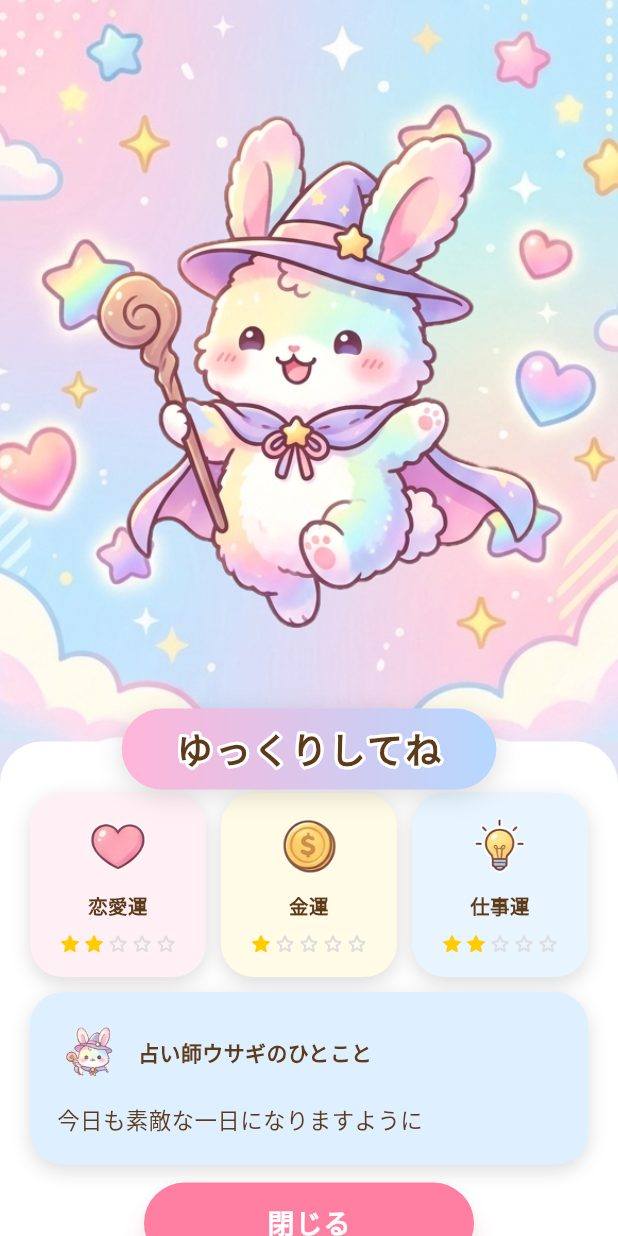
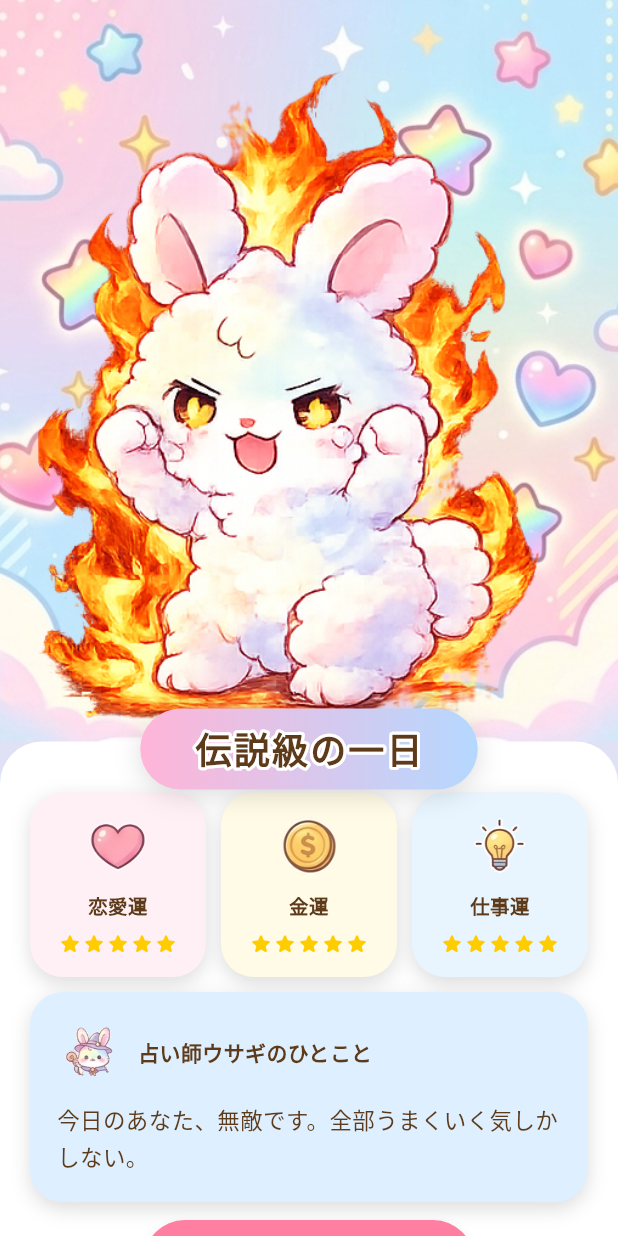
Before and after one commit to mino-works/simple-mirror, a Flutter app: the screen it shows after launch, after a tap on "占い完了！", on a phone screen of 412 x 824 dp. Run offline on Flutter 3.47's test engine with Material 3 defaults, Android fonts, the phone set to English and light mode, and no system bars; our stand-ins replace camera, flutter_riverpod, shared_preferences; Roboto replaces fonts that are missing (Hiragino Sans).

Commit message:
Reorganize assets and update fortune patterns
- Reorganize assets: icons/ and rabbits/default/ subdirectories
- Add 10 rabbit pose images with descriptive filenames
- Add Fortune.imagePath field for per-pattern rabbit image
- Update fortune_generator with 10 new patterns and image paths
- Fix icon paths after moving to icons/ subfolder
- Rename rabbit_charging.png to rabbit_sad.png

Co-Authored-By: Claude Sonnet 4.6 <noreply@anthropic.com>

```diff
--- a/lib/models/fortune.dart
+++ b/lib/models/fortune.dart
@@ -10,6 +10,7 @@ class Fortune {
   final String moneyComment;
   final String dailyMessage;
   final HamsterExpression expression;
+  final String imagePath;
 
   Fortune({
     required this.overallLuck,
@@ -23,6 +24,7 @@ class Fortune {
     required this.moneyComment,
     required this.dailyMessage,
     required this.expression,
+    required this.imagePath,
   });
 
   Map<String, dynamic> toJson() => {
@@ -54,6 +56,7 @@ class Fortune {
           (e) => e.name == json['expression'],
           orElse: () => HamsterExpression.normal,
         ),
+        imagePath: (json['imagePath'] as String?) ?? 'assets/images/rabbits/default/rabbit_01.png',
       );
 }
 
--- a/lib/screens/fortune_result_screen.dart
+++ b/lib/screens/fortune_result_screen.dart
@@ -26,12 +26,11 @@ abstract class _C {
   static const Color closeShadow = Color(0x66FF6E99);
 
   // Asset paths
-  static const String rabbitFun = 'assets/images/rabbit_fun.png';
   static const String rabbitBackground = 'assets/images/background.png';
   static const String rabbitSmall = 'assets/images/rabbit_small.png';
-  static const String iconLove = 'assets/images/icon_love.png';
-  static const String iconMoney = 'assets/images/icon_money.png';
-  static const String iconWork = 'assets/images/icon_work.png';
+  static const String iconLove = 'assets/images/icons/icon_love.png';
+  static const String iconMoney = 'assets/images/icons/icon_money.png';
+  static const String iconWork = 'assets/images/icons/icon_work.png';
 
   // Layout
   static const double heroRatio = 0.60;
@@ -74,7 +73,10 @@ class FortuneResultScreen extends ConsumerWidget {
                       crossAxisAlignment: CrossAxisAlignment.stretch,
                       children: [
                         // 上部 60%: 背景＋ウサギ
-                        SizedBox(height: heroH, child: const _RabbitHero()),
+                        SizedBox(
+                          height: heroH,
+                          child: _RabbitHero(imagePath: fortune.imagePath),
+                        ),
                         // 下部: 白背景・上角丸（高さ固定なし・コンテンツに合わせる）
                         Container(
                           decoration: const BoxDecoration(
@@ -125,7 +127,8 @@ class FortuneResultScreen extends ConsumerWidget {
 
 // ─── Rabbit hero image ────────────────────────────────────────────────────────
 class _RabbitHero extends StatelessWidget {
-  const _RabbitHero();
+  const _RabbitHero({required this.imagePath});
+  final String imagePath;
 
   @override
   Widget build(BuildContext context) {
@@ -138,10 +141,10 @@ class _RabbitHero extends StatelessWidget {
           fit: BoxFit.cover,
           errorBuilder: (_, _, _) => const SizedBox(),
         ),
-        // ウサギ画像（中央に配置）
+        // 占い結果に応じたウサギ画像
         Center(
           child: Image.asset(
-            _C.rabbitFun,
+            imagePath,
             fit: BoxFit.contain,
             errorBuilder: (_, _, _) => const Icon(
               Icons.pets,
--- a/lib/utils/fortune_generator.dart
+++ b/lib/utils/fortune_generator.dart
@@ -4,111 +4,159 @@ import '../models/fortune.dart';
 class FortuneGenerator {
   static final Random _random = Random();
 
+  static const String _defaultDir = 'assets/images/rabbits/default';
+
   static List<Fortune> getAllFortunes() {
     return [
+      // 1. 全項目★5
       Fortune(
-        overallLuck: 95,
-        workLuck: 90,
-        loveLuck: 95,
-        moneyLuck: 85,
-        overallTitle: '今日は最高！',
-        overallComment: '今日は少し慎重なくらいがちょうどよさそう',
-        workComment: '無理に頑張りすぎなくても大丈夫',
-        loveComment: '心の声に耳を傾けると良い出会いがありそう',
-        moneyComment: '衝動買いは少し待ってから考えてみて',
-        dailyMessage: '今日も素敵な一日になりますように',
+        overallLuck: 100,
+        loveLuck: 100,
+        moneyLuck: 100,
+        workLuck: 100,
+        overallTitle: '伝説級の一日',
+        overallComment: '何をやってもうまくいく、そんな日。',
+        loveComment: '運命の出会いがあるかもしれない。',
+        moneyComment: 'お金の流れが最高潮。',
+        workComment: '仕事もすべて追い風。',
+        dailyMessage: '今日のあなた、無敵です。全部うまくいく気しかしない。',
         expression: HamsterExpression.sparkle,
+        imagePath: '$_defaultDir/rabbit_guts_pose.png',
       ),
+      // 2. 恋愛★4 / 金★4 / 仕事★5
+      Fortune(
+        overallLuck: 85,
+        loveLuck: 80,
+        moneyLuck: 80,
+        workLuck: 100,
+        overallTitle: '今日の主人公はあなた',
+        overallComment: '物語が動き出す、そんな予感のある一日。',
+        loveComment: '気になる人への一歩が吉。',
+        moneyComment: 'コツコツが実を結ぶ日。',
+        workComment: '実力を発揮するチャンスが来る。',
+        dailyMessage: '物語が動き出す予感。チャンスは逃さないで！',
+        expression: HamsterExpression.proud,
+        imagePath: '$_defaultDir/rabbit_hero_run.png',
+      ),
+      // 3. 恋愛★5 / 金★3 / 仕事★4
       Fortune(
         overallLuck: 80,
-        workLuck: 75,
-        loveLuck: 85,
-        moneyLuck: 70,
-        overallTitle: 'スゴそう',
-        overallComment: '自然体でいると良い流れが来そう',
-        workComment: 'アイデアが浮かびやすい一日になりそう',
-        loveComment: '優しい言葉が大切な人との絆を深めそう',
-        moneyComment: '節約より使い方の工夫が吉',
-        dailyMessage: '小さな幸せを感じながら過ごせますように',
+        loveLuck: 100,
+        moneyLuck: 60,
+        workLuck: 80,
+        overallTitle: '恋愛偏差値爆上がり中',
+        overallComment: '人に好かれやすいオーラが出ている日。',
+        loveComment: '気づいたら囲まれてるかも。',
+        moneyComment: '財布のひもは少し締めておいて。',
+        workComment: '人間関係がうまく回る。',
+        dailyMessage: '今日のあなた、なぜかモテオーラ出てます。自覚して。',
+        expression: HamsterExpression.sparkle,
+        imagePath: '$_defaultDir/rabbit_wink_heart.png',
+      ),
+      // 4. 恋愛★3 / 金★4 / 仕事★4
+      Fortune(
+        overallLuck: 70,
+        loveLuck: 60,
+        moneyLuck: 80,
+        workLuck: 80,
+        overallTitle: '着実に上昇中',
+        overallComment: '地道な努力が形になってくる日。',
+        loveComment: '焦らず自然体でいると吉。',
+        moneyComment: '堅実な判断が○。',
+        workComment: '積み重ねがじわじわ効いてくる。',
+        dailyMessage: '地味にすごい一日になりそう。後から「あの日か」って思うやつ。',
         expression: HamsterExpression.smile,
+        imagePath: '$_defaultDir/rabbit_climb_stairs.png',
       ),
+      // 5. 全項目★3
       Fortune(
-        overallLuck: 65,
+        overallLuck: 60,
+        loveLuck: 60,
+        moneyLuck: 60,
         workLuck: 60,
-        loveLuck: 70,
-        moneyLuck: 55,
-        overallTitle: 'まあまあかな',
-        overallComment: '小さな変化が大きな喜びにつながりそう',
-        workComment: 'チームワークが鍵になりそう',
-        loveComment: '自分を大切にすると愛される人になれるかも',
-        moneyComment: '思いがけない収入のチャンスがあるかも',
-        dailyMessage: '前向きな気持ちで一歩を踏み出してみて',
+        overallTitle: '可もなく不可もなく…',
+        overallComment: '普通の日こそ、実は奇跡かもしれない。',
+        loveComment: '関係は現状維持。それでいい。',
+        moneyComment: '大きな変動なし。安定の日。',
+        workComment: 'マイペースが一番。',
+        dailyMessage: '普通の日こそ、実は奇跡。今日も生きてえらい。',
+        expression: HamsterExpression.normal,
+        imagePath: '$_defaultDir/rabbit_relax_sit.png',
+      ),
+      // 6. 恋愛★2 / 金★3 / 仕事★4
+      Fortune(
+        overallLuck: 60,
+        loveLuck: 40,
+        moneyLuck: 60,
+        workLuck: 80,
+        overallTitle: '仕事だけ全力デー',
+        overallComment: '仕事に集中すると吉。恋愛はのんびり。',
+        loveComment: '今日は恋愛より自分磨きに専念を。',
+        moneyComment: '必要なものだけ買うのが吉。',
+        workComment: '仕事の神様が今日だけついてる。',
+        dailyMessage: '恋愛はお休み。今日は仕事の神様があなたについてる。',
         expression: HamsterExpression.cheer,
+        imagePath: '$_defaultDir/rabbit_work_pc.png',
       ),
+      // 7. 恋愛★2 / 金★2 / 仕事★3
       Fortune(
-        overallLuck: 50,
-        workLuck: 45,
-        loveLuck: 55,
+        overallLuck: 45,
+        loveLuck: 40,
         moneyLuck: 40,
-        overallTitle: 'ちょっと注意',
-        overallComment: '周りの人に優しくすると運気が上がるかも',
-        workComment: '新しいことに挑戦するのに良いタイミング',
-        loveComment: '小さなサプライズが喜ばれそう',
-        moneyComment: '大きな出費より小さな喜びを大切に',
-        dailyMessage: '自分を信じて進んでください',
-        expression: HamsterExpression.cheer,
+        workLuck: 60,
+        overallTitle: '今日はちょっと待って',
+        overallComment: '勢いで動くより、立ち止まる勇気が大切な日。',
+        loveComment: '感情的な発言には気をつけて。',
+        moneyComment: '衝動買いは明日に持ち越して。',
+        workComment: '確認作業を丁寧にやると〇。',
+        dailyMessage: '勢いで動くと後悔するかも。深呼吸してから動こう。',
+        expression: HamsterExpression.worry,
+        imagePath: '$_defaultDir/rabbit_stop_hand.png',
       ),
+      // 8. 恋愛★2 / 金★1 / 仕事★2
       Fortune(
         overallLuck: 35,
-        workLuck: 30,
         loveLuck: 40,
-        moneyLuck: 25,
-        overallTitle: 'ゆっくりしてね',
-        overallComment: '今日は少し慎重なくらいがちょうどよさそう',
-        workComment: '無理に頑張りすぎなくても大丈夫',
-        loveComment: '心の声に耳を傾けると良い出会いがありそう',
-        moneyComment: '衝動買いは少し待ってから考えてみて',
-        dailyMessage: '今日も素敵な一日になりますように',
+        moneyLuck: 20,
+        workLuck: 40,
+        overallTitle: '全力で休んでいい日',
+        overallComment: '今日は充電日。無理しないのが正解。',
+        loveComment: '自分を大切にすることが先決。',
+        moneyComment: '財布は閉じておいて。',
+        workComment: '最低限だけやればOK。',
+        dailyMessage: '頑張ってきたんだから、今日くらいだらけていい。えらい。',
         expression: HamsterExpression.worry,
+        imagePath: '$_defaultDir/rabbit_sleep_futon.png',
       ),
+      // 9. 恋愛★1 / 金★2 / 仕事★2
       Fortune(
-        overallLuck: 85,
-        workLuck: 80,
-        loveLuck: 90,
-        moneyLuck: 75,
-        overallTitle: 'いい感じ！',
-        overallComment: '自然体でいると良い流れが来そう',
-        workComment: 'アイデアが浮かびやすい一日になりそう',
-        loveComment: '優しい言葉が大切な人との絆を深めそう',
-        moneyComment: '節約より使い方の工夫が吉',
-        dailyMessage: '小さな幸せを感じながら過ごせますように',
-        expression: HamsterExpression.smile,
+        overallLuck: 30,
+        loveLuck: 20,
+        moneyLuck: 40,
+        workLuck: 40,
+        overallTitle: '充電期間中につき',
+        overallComment: '今は動かず、蓄える時期。',
+        loveComment: '恋愛より自分時間を優先して。',
+        moneyComment: '節約モードが吉。',
+        workComment: 'ペースを落としてコツコツと。',
+        dailyMessage: '今は蓄える時期。じっとしてるのも立派な作戦です。',
+        expression: HamsterExpression.worry,
+        imagePath: '$_defaultDir/rabbit_sad.png',
       ),
+      // 10. 全項目★1
       Fortune(
-        overallLuck: 70,
-        workLuck: 65,
-        loveLuck: 75,
-        moneyLuck: 60,
-        overallTitle: 'がんばれ！',
-        overallComment: '小さな変化が大きな喜びにつながりそう',
-        workComment: 'チームワークが鍵になりそう',
-        loveComment: '自分を大切にすると愛される人になれるかも',
-        moneyComment: '思いがけない収入のチャンスがあるかも',
-        dailyMessage: '前向きな気持ちで一歩を踏み出してみて',
-        expression: HamsterExpression.cheer,
-      ),
-      Fortune(
-        overallLuck: 55,
-        workLuck: 50,
-        loveLuck: 60,
-        moneyLuck: 45,
-        overallTitle: '普通だね',
-        overallComment: '周りの人に優しくすると運気が上がるかも',
-        workComment: '新しいことに挑戦するのに良いタイミング',
-        loveComment: '小さなサプライズが喜ばれそう',
-        moneyComment: '大きな出費より小さな喜びを大切に',
-        dailyMessage: '自分を信じて進んでください',
-        expression: HamsterExpression.cheer,
+        overallLuck: 20,
+        loveLuck: 20,
+        moneyLuck: 20,
+        workLuck: 20,
+        overallTitle: '厄日かもしれない…',
+        overallComment: '今日は何もしないのが一番の作戦かも。',
+        loveComment: '告白も喧嘩も今日はNG。',
+        moneyComment: '財布は家に置いていこう。',
+        workComment: 'ミスしやすい日。慎重に。',
+        dailyMessage: '今日は何もしないのが正解かも。おうちで寝ててください。',
+        expression: HamsterExpression.worry,
+        imagePath: '$_defaultDir/rabbit_rain_cloud.png',
       ),
     ];
   }
--- a/pubspec.yaml
+++ b/pubspec.yaml
@@ -64,6 +64,10 @@ flutter:
 
   assets:
     - assets/images/
+    - assets/images/icons/
+    - assets/images/rabbits/default/
+    - assets/images/rabbits/costume_01/
+    - assets/images/rabbits/costume_02/
 
   # To add assets to your application, add an assets section, like this:
   # assets:
```
Also changed, not shown: assets/images/icons/icon_love.png (renamed from assets/images/icon_love.png), assets/images/icons/icon_money.png (renamed from assets/images/icon_money.png), assets/images/icons/icon_work.png (renamed from assets/images/icon_work.png), assets/images/rabbit_fun.png (deleted), assets/images/rabbits/default/rabbit_climb_stairs.png (added), assets/images/rabbits/default/rabbit_guts_pose.png (added), assets/images/rabbits/default/rabbit_hero_run.png (added), assets/images/rabbits/default/rabbit_rain_cloud.png (added), assets/images/rabbits/default/rabbit_relax_sit.png (added), assets/images/rabbits/default/rabbit_sad.png (added), assets/images/rabbits/default/rabbit_sleep_futon.png (added), assets/images/rabbits/default/rabbit_stop_hand.png (added), assets/images/rabbits/default/rabbit_wink_heart.png (added), assets/images/rabbits/default/rabbit_work_pc.png (added).
